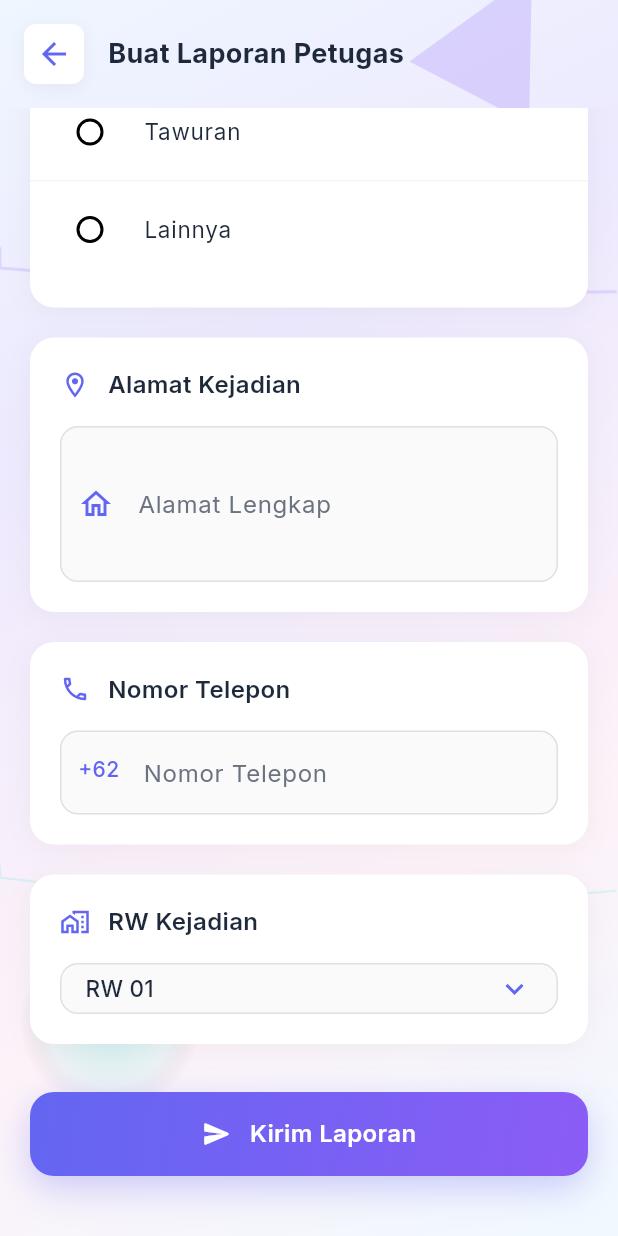
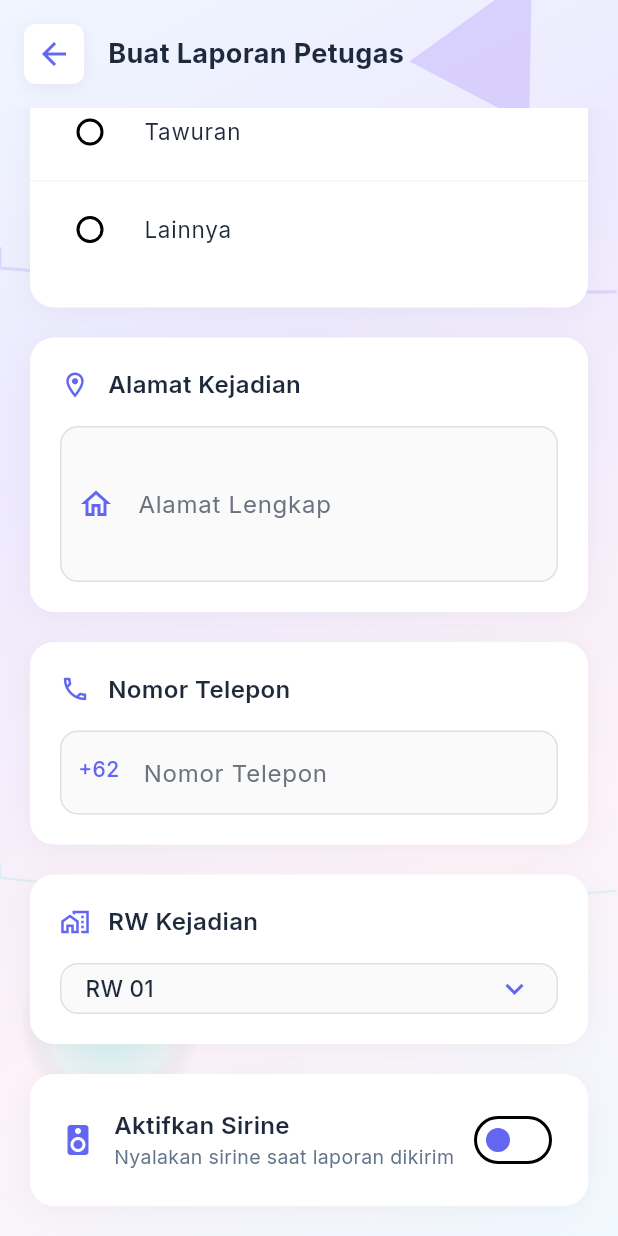
Before and after one commit to Vanszs/Aplikasi_Pintar_Petugas, a Flutter app: the OfficerReportFormScreen screen opened by its route, scrolled down 366 dp, on a phone screen of 412 x 824 dp. Run offline on Flutter 3.47's test engine with Material 3 defaults, Android fonts, the phone set to English and light mode, and no system bars; drawn by our look-alikes of flutter_animate; our stand-ins replace connectivity_plus, firebase_core, firebase_messaging, flutter_local_notifications, flutter_riverpod, go_router and 6 more; missing offline and left inert: flutter_background_service, flutter_background_service_android; accounts and stored records are empty.

Commit message:
feat add sirine toggle

```diff
--- a/lib/providers/report_provider.dart
+++ b/lib/providers/report_provider.dart
@@ -392,6 +392,7 @@ class ReportNotifier extends StateNotifier<ReportState> {
     required String phone,
     required String jenisLaporan,
     required String rwNumber,
+    required bool isSirine,
   }) async {
     developer.log('Sending new officer report: $jenisLaporan', name: 'ReportProvider');
     state = state.copyWith(isLoading: true);
@@ -403,6 +404,7 @@ class ReportNotifier extends StateNotifier<ReportState> {
         phone: phone,
         jenisLaporan: jenisLaporan,
         rwNumber: rwNumber,
+        isSirine: isSirine,
       );
 
       if (result['success']) {
--- a/lib/screens/officer_report_form_screen.dart
+++ b/lib/screens/officer_report_form_screen.dart
@@ -30,6 +30,7 @@ class _OfficerReportFormScreenState extends ConsumerState<OfficerReportFormScree
 
   bool _isSubmitting = false;
   String? _errorMessage;
+  bool _isSirine = false;
 
   @override
   void dispose() {
@@ -78,6 +79,7 @@ class _OfficerReportFormScreenState extends ConsumerState<OfficerReportFormScree
         phone: phoneNumber,
         jenisLaporan: jenisLaporan,
         rwNumber: _selectedRW,
+        isSirine: _isSirine,
       );
 
       if (!mounted) return;
@@ -235,6 +237,8 @@ class _OfficerReportFormScreenState extends ConsumerState<OfficerReportFormScree
                         _buildModernPhoneSection().animate(delay: 300.ms).fadeIn(duration: 400.ms).slideY(begin: 0.1, end: 0),
                         const SizedBox(height: 20),
                         _buildModernRWSelector().animate(delay: 400.ms).fadeIn(duration: 400.ms).slideY(begin: 0.1, end: 0),
+                        const SizedBox(height: 20),
+                        _buildSirineToggle().animate(delay: 450.ms).fadeIn(duration: 400.ms).slideY(begin: 0.1, end: 0),
                         const SizedBox(height: 32),
 
                         // Error Message
@@ -658,6 +662,52 @@ class _OfficerReportFormScreenState extends ConsumerState<OfficerReportFormScree
     );
   }
 
+  Widget _buildSirineToggle() {
+    return Container(
+      padding: const EdgeInsets.all(20),
+      decoration: BoxDecoration(
+        color: Colors.white,
+        borderRadius: BorderRadius.circular(16),
+        boxShadow: [
+          BoxShadow(
+            color: Colors.black.withOpacity(0.04),
+            blurRadius: 15,
+            offset: const Offset(0, 3),
+          ),
+        ],
+      ),
+      child: Row(
+        children: [
+          Icon(Icons.speaker, color: _isSirine ? Color(0xFFEF4444) : Color(0xFF6366F1), size: 24),
+          const SizedBox(width: 12),
+          Expanded(
+            child: Column(
+              crossAxisAlignment: CrossAxisAlignment.start,
+              children: [
+                Text('Aktifkan Sirine', style: GoogleFonts.inter(fontSize: 16, fontWeight: FontWeight.w600, color: Color(0xFF1E293B))),
+                Text('Nyalakan sirine saat laporan dikirim', style: GoogleFonts.inter(fontSize: 13, color: Color(0xFF64748B))),
+              ],
+            ),
+          ),
+          AnimatedSwitcher(
+            duration: Duration(milliseconds: 350),
+            transitionBuilder: (child, anim) => ScaleTransition(scale: anim, child: child),
+            child: Switch(
+              key: ValueKey(_isSirine),
+              value: _isSirine,
+              activeColor: Color(0xFFEF4444),
+              inactiveThumbColor: Color(0xFF6366F1),
+              onChanged: (val) {
+                setState(() => _isSirine = val);
+                HapticFeedback.lightImpact();
+              },
+            ),
+          ),
+        ],
+      ),
+    );
+  }
+
   Widget _buildModernErrorMessage() {
     return Container(
       width: double.infinity,
--- a/lib/services/api.dart
+++ b/lib/services/api.dart
@@ -376,6 +376,7 @@ class ApiService {
     required String phone,
     required String jenisLaporan,
     String? rwNumber,
+    required bool isSirine,
   }) async {
     try {
       developer.log('Petugas sending report', name: 'ApiService');
@@ -395,6 +396,7 @@ class ApiService {
         'jenis_laporan': jenisLaporan,
         'is_officer_report': true,
         'use_account_data': false,
+        'isSirine': isSirine ? 1 : 0,
       };
 
       // Tambahkan timestamp Jakarta (UTC+7)
```
Also changed, not shown: lib/widgets/report_card.dart (added), lib/widgets/siren_toggle.dart (added).
